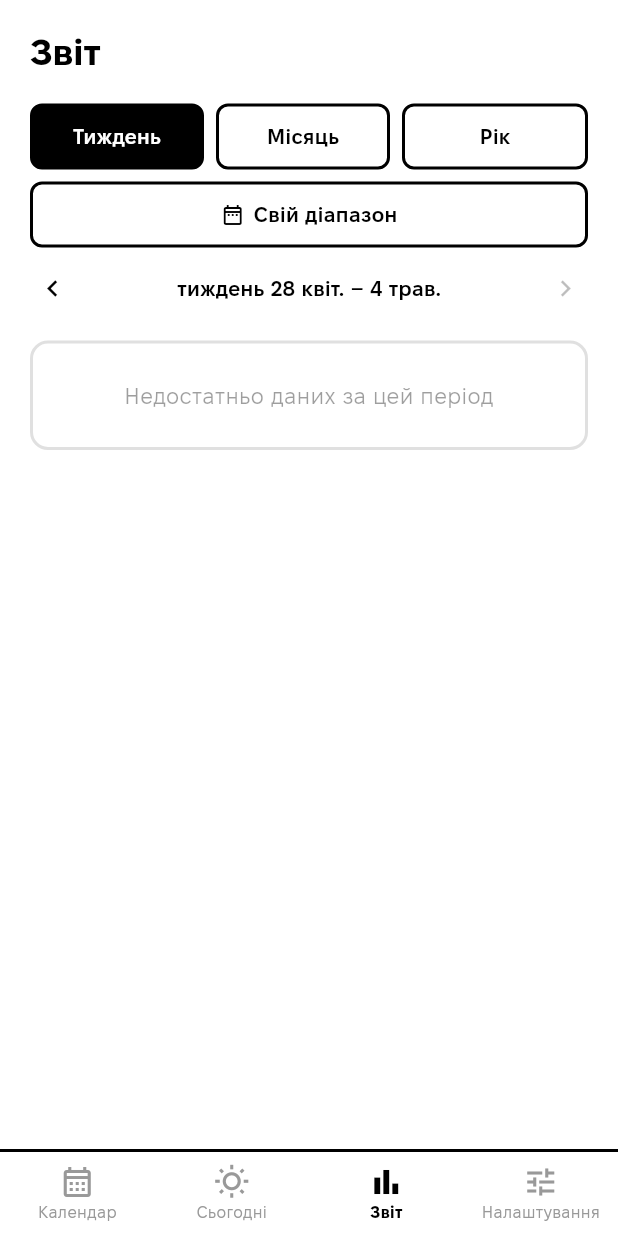
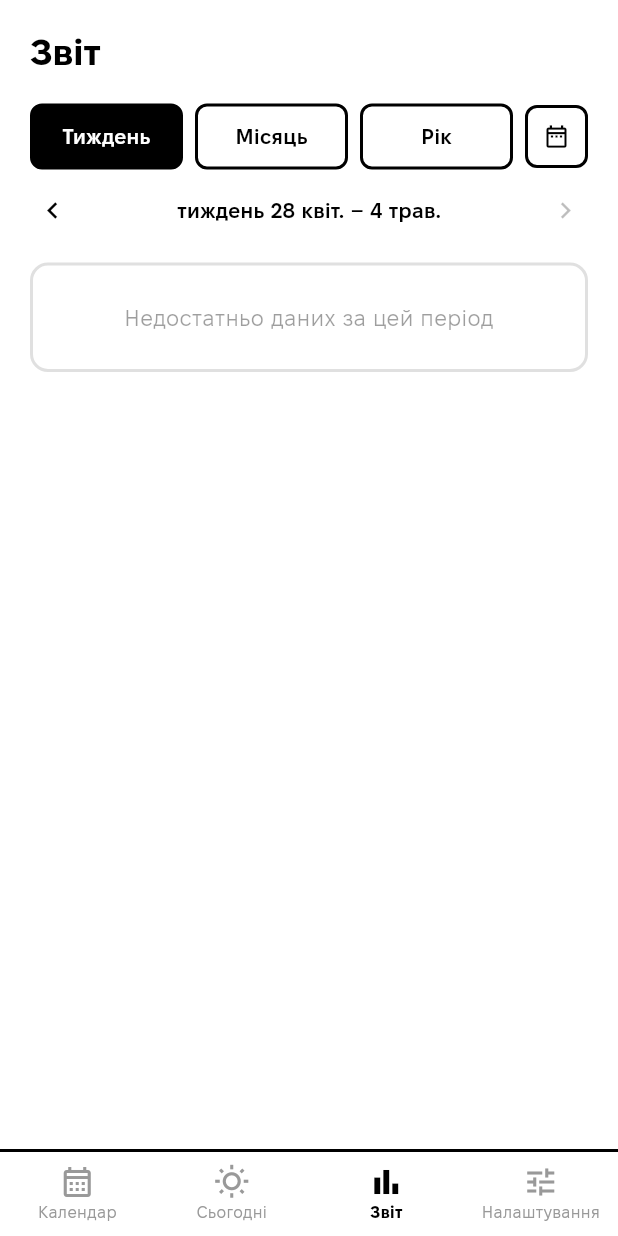
Before and after one commit to skvortsovden/atensia, a Flutter app: the MainScreen screen opened directly, item 3 of the bottom bar chosen, on a phone screen of 412 x 824 dp. Run offline on Flutter 3.47's test engine with Material 3 defaults, Android fonts, the phone set to English and light mode, and no system bars; our stand-ins replace file_picker, fl_chart, flutter_local_notifications, package_info_plus, share_plus, shared_preferences and 3 more; accounts and stored records are empty.

Commit message:
fix: Replace custom range button with calendar icon next to period selector
Co-Authored-By: Claude Sonnet 4.6 <noreply@anthropic.com>

```diff
--- a/lib/screens/stats_view.dart
+++ b/lib/screens/stats_view.dart
@@ -215,18 +215,15 @@ class _PeriodSelector extends StatelessWidget {
       (_Period.year, S.statsPeriodYear),
     ];
     final customActive = current == _Period.custom;
-    return Column(
+    return Row(
       children: [
-        Row(
-          children: options.map((opt) {
+        ...options.map((opt) {
           final active = current == opt.$1;
           return Expanded(
             child: GestureDetector(
               onTap: () => onChanged(opt.$1),
               child: Container(
-                  margin: EdgeInsets.only(
-                    right: opt.$1 != _Period.year ? 8 : 0,
-                  ),
+                margin: const EdgeInsets.only(right: 8),
                 padding: const EdgeInsets.symmetric(vertical: 10),
                 decoration: BoxDecoration(
                   color: active ? Colors.black : Colors.transparent,
@@ -246,36 +243,20 @@ class _PeriodSelector extends StatelessWidget {
               ),
             ),
           );
-          }).toList(),
-        ),
-        const SizedBox(height: 8),
+        }),
         GestureDetector(
           onTap: () => onChanged(_Period.custom),
           child: Container(
-            padding: const EdgeInsets.symmetric(vertical: 10),
+            padding: const EdgeInsets.all(10),
             decoration: BoxDecoration(
               color: customActive ? Colors.black : Colors.transparent,
               border: Border.all(color: Colors.black, width: 2),
               borderRadius: BorderRadius.circular(8),
             ),
-            alignment: Alignment.center,
-            child: Row(
-              mainAxisAlignment: MainAxisAlignment.center,
-              children: [
-                Icon(Icons.date_range_outlined,
-                    size: 16,
-                    color: customActive ? Colors.white : Colors.black),
-                const SizedBox(width: 6),
-                Text(
-                  S.statsCustomRange,
-                  style: TextStyle(
-                    fontFamily: 'FixelText',
-                    fontWeight: FontWeight.w600,
-                    fontSize: 14,
+            child: Icon(
+              Icons.date_range_outlined,
+              size: 18,
               color: customActive ? Colors.white : Colors.black,
-                  ),
-                ),
-              ],
             ),
           ),
         ),
```
Lines whose indentation alone changed are shown as unchanged.
